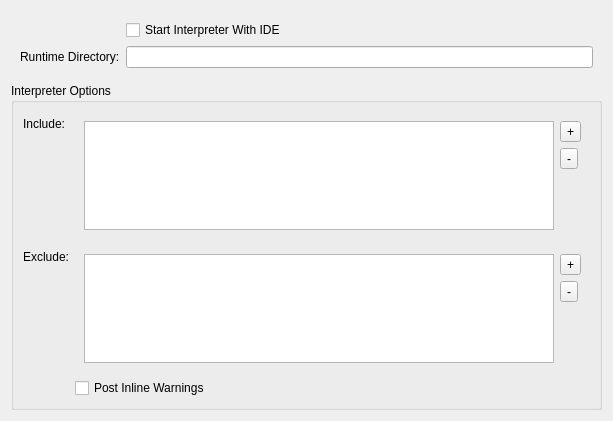
First picture: the form in editors/sc-ide/forms/settings_sclang.ui, repository supercollider/supercollider, before the edit.
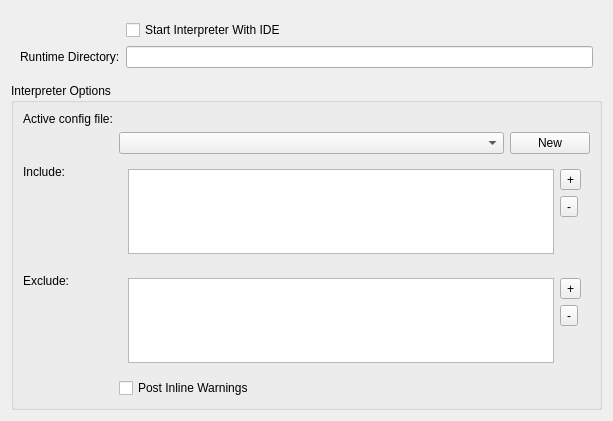
Second picture: the form after the edit. Custom widgets are drawn as their Qt base class.

Commit message: scide: add feature to prefs panel to manage multiple sclang config files

Diff of the .ui file:
```diff
--- a/editors/sc-ide/forms/settings_sclang.ui
+++ b/editors/sc-ide/forms/settings_sclang.ui
@@ -68,13 +68,20 @@
        <enum>QFormLayout::ExpandingFieldsGrow</enum>
       </property>
       <item row="0" column="0">
+       <widget class="QLabel" name="activeConfigFileLabel">
+        <property name="text">
+         <string>Active config file:</string>
+        </property>
+       </widget>
+      </item>
+      <item row="2" column="0">
        <widget class="QLabel" name="label">
         <property name="text">
          <string>Include:</string>
         </property>
        </widget>
       </item>
-      <item row="0" column="1">
+      <item row="2" column="1">
        <widget class="QWidget" name="widget_3" native="true">
         <property name="sizePolicy">
          <sizepolicy hsizetype="Expanding" vsizetype="Preferred">
@@ -116,14 +123,14 @@
         </layout>
        </widget>
       </item>
-      <item row="1" column="0">
+      <item row="3" column="0">
        <widget class="QLabel" name="excludeLabel">
         <property name="text">
          <string>Exclude:</string>
         </property>
        </widget>
       </item>
-      <item row="1" column="1">
+      <item row="3" column="1">
        <widget class="QWidget" name="widget_2" native="true">
         <property name="sizePolicy">
          <sizepolicy hsizetype="Expanding" vsizetype="Preferred">
@@ -162,13 +169,49 @@
         </layout>
        </widget>
       </item>
-      <item row="2" column="1">
+      <item row="4" column="1">
        <widget class="QCheckBox" name="sclang_post_inline_warnings">
         <property name="text">
          <string>Post Inline Warnings</string>
         </property>
        </widget>
       </item>
+      <item row="1" column="1">
+       <layout class="QHBoxLayout" name="horizontalLayout">
+        <item>
+         <widget class="QComboBox" name="activeConfigFileComboBox">
+          <property name="sizePolicy">
+           <sizepolicy hsizetype="Expanding" vsizetype="Fixed">
+            <horstretch>0</horstretch>
+            <verstretch>0</verstretch>
+           </sizepolicy>
+          </property>
+         </widget>
+        </item>
+        <item>
+         <widget class="QPushButton" name="sclang_new_configfile">
+          <property name="sizePolicy">
+           <sizepolicy hsizetype="Fixed" vsizetype="Fixed">
+            <horstretch>0</horstretch>
+            <verstretch>0</verstretch>
+           </sizepolicy>
+          </property>
+          <property name="minimumSize">
+           <size>
+            <width>0</width>
+            <height>0</height>
+           </size>
+          </property>
+          <property name="toolTip">
+           <string>Save a new config file</string>
+          </property>
+          <property name="text">
+           <string>New</string>
+          </property>
+         </widget>
+        </item>
+       </layout>
+      </item>
      </layout>
     </widget>
    </item>
```
The commit also changes 2 other files.
